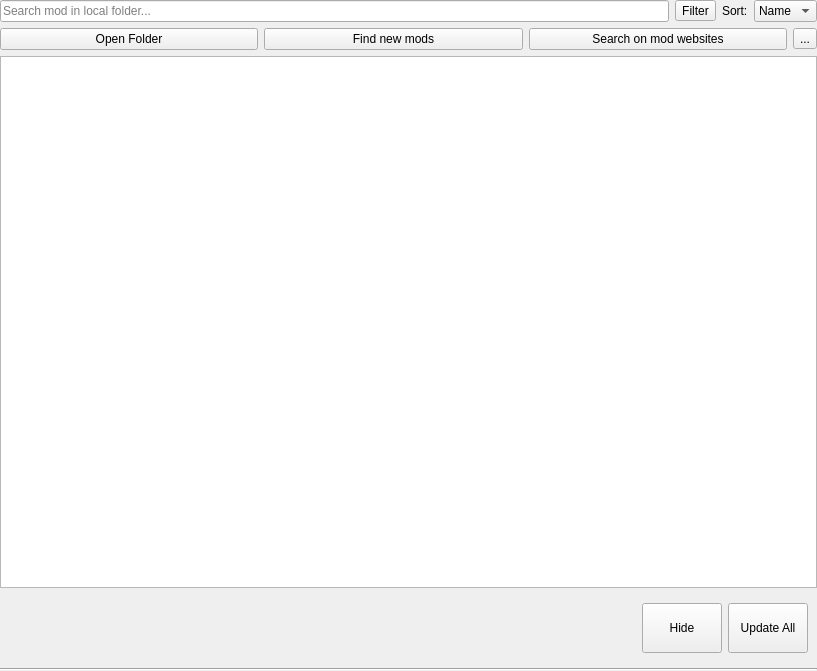
This is src/ui/local/localmodbrowser.ui in kaniol-lck/modmanager as Qt 5 draws it before an edit. The edited form follows.
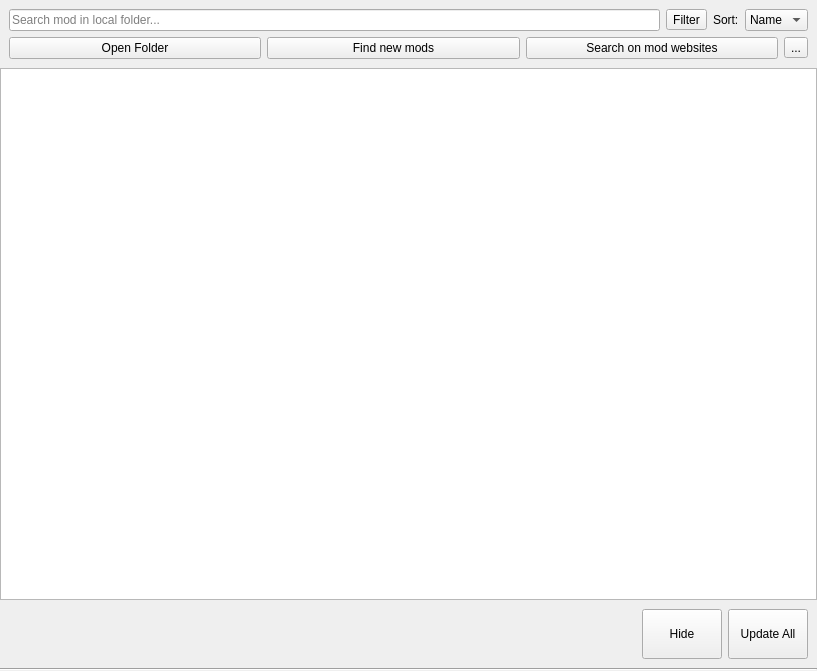
This is the edited form. Icons and pictures are not drawn.

Diff of the .ui file:
```diff
--- a/src/ui/local/localmodbrowser.ui
+++ b/src/ui/local/localmodbrowser.ui
@@ -26,6 +26,106 @@
    <property name="bottomMargin">
     <number>0</number>
    </property>
+   <property name="spacing">
+    <number>0</number>
+   </property>
+   <item row="1" column="0">
+    <widget class="QListWidget" name="modListWidget">
+     <property name="contextMenuPolicy">
+      <enum>Qt::CustomContextMenu</enum>
+     </property>
+     <property name="styleSheet">
+      <string notr="true"/>
+     </property>
+     <property name="verticalScrollMode">
+      <enum>QAbstractItemView::ScrollPerPixel</enum>
+     </property>
+    </widget>
+   </item>
+   <item row="2" column="0">
+    <widget class="QWidget" name="updateWidget" native="true">
+     <layout class="QHBoxLayout" name="horizontalLayout_3">
+      <item>
+       <widget class="QLabel" name="updateProgressText">
+        <property name="sizePolicy">
+         <sizepolicy hsizetype="Preferred" vsizetype="Fixed">
+          <horstretch>0</horstretch>
+          <verstretch>0</verstretch>
+         </sizepolicy>
+        </property>
+        <property name="text">
+         <string/>
+        </property>
+       </widget>
+      </item>
+      <item>
+       <spacer name="horizontalSpacer">
+        <property name="orientation">
+         <enum>Qt::Horizontal</enum>
+        </property>
+        <property name="sizeHint" stdset="0">
+         <size>
+          <width>40</width>
+          <height>20</height>
+         </size>
+        </property>
+       </spacer>
+      </item>
+      <item>
+       <widget class="QPushButton" name="hideUpdatesButton">
+        <property name="sizePolicy">
+         <sizepolicy hsizetype="Minimum" vsizetype="Fixed">
+          <horstretch>0</horstretch>
+          <verstretch>0</verstretch>
+         </sizepolicy>
+        </property>
+        <property name="minimumSize">
+         <size>
+          <width>0</width>
+          <height>50</height>
+         </size>
+        </property>
+        <property name="text">
+         <string>Hide</string>
+        </property>
+       </widget>
+      </item>
+      <item>
+       <widget class="QPushButton" name="updateAllButton">
+        <property name="sizePolicy">
+         <sizepolicy hsizetype="Minimum" vsizetype="Fixed">
+          <horstretch>0</horstretch>
+          <verstretch>0</verstretch>
+         </sizepolicy>
+        </property>
+        <property name="minimumSize">
+         <size>
+          <width>0</width>
+          <height>50</height>
+         </size>
+        </property>
+        <property name="text">
+         <string>Update All</string>
+        </property>
+        <property name="icon">
+         <iconset theme="update-none">
+          <normaloff>.</normaloff>.</iconset>
+        </property>
+       </widget>
+      </item>
+     </layout>
+    </widget>
+   </item>
+   <item row="3" column="0">
+    <widget class="Line" name="line">
+     <property name="orientation">
+      <enum>Qt::Horizontal</enum>
+     </property>
+    </widget>
+   </item>
+   <item row="0" column="0">
+    <widget class="QWidget" name="" native="true">
+     <layout class="QGridLayout" name="gridLayout">
    <item row="0" column="0">
     <layout class="QHBoxLayout" name="horizontalLayout">
      <item>
@@ -86,19 +186,6 @@
      </item>
     </layout>
    </item>
-   <item row="2" column="0">
-    <widget class="QListWidget" name="modListWidget">
-     <property name="contextMenuPolicy">
-      <enum>Qt::CustomContextMenu</enum>
-     </property>
-     <property name="styleSheet">
-      <string notr="true"/>
-     </property>
-     <property name="verticalScrollMode">
-      <enum>QAbstractItemView::ScrollPerPixel</enum>
-     </property>
-    </widget>
-   </item>
    <item row="1" column="0">
     <layout class="QHBoxLayout" name="horizontalLayout_2">
      <item>
@@ -149,84 +236,6 @@
       </widget>
      </item>
     </layout>
-   </item>
-   <item row="4" column="0">
-    <widget class="Line" name="line">
-     <property name="orientation">
-      <enum>Qt::Horizontal</enum>
-     </property>
-    </widget>
-   </item>
-   <item row="3" column="0">
-    <widget class="QWidget" name="updateWidget" native="true">
-     <layout class="QHBoxLayout" name="horizontalLayout_3">
-      <item>
-       <widget class="QLabel" name="updateProgressText">
-        <property name="sizePolicy">
-         <sizepolicy hsizetype="Preferred" vsizetype="Fixed">
-          <horstretch>0</horstretch>
-          <verstretch>0</verstretch>
-         </sizepolicy>
-        </property>
-        <property name="text">
-         <string/>
-        </property>
-       </widget>
-      </item>
-      <item>
-       <spacer name="horizontalSpacer">
-        <property name="orientation">
-         <enum>Qt::Horizontal</enum>
-        </property>
-        <property name="sizeHint" stdset="0">
-         <size>
-          <width>40</width>
-          <height>20</height>
-         </size>
-        </property>
-       </spacer>
-      </item>
-      <item>
-       <widget class="QPushButton" name="hideUpdatesButton">
-        <property name="sizePolicy">
-         <sizepolicy hsizetype="Minimum" vsizetype="Fixed">
-          <horstretch>0</horstretch>
-          <verstretch>0</verstretch>
-         </sizepolicy>
-        </property>
-        <property name="minimumSize">
-         <size>
-          <width>0</width>
-          <height>50</height>
-         </size>
-        </property>
-        <property name="text">
-         <string>Hide</string>
-        </property>
-       </widget>
-      </item>
-      <item>
-       <widget class="QPushButton" name="updateAllButton">
-        <property name="sizePolicy">
-         <sizepolicy hsizetype="Minimum" vsizetype="Fixed">
-          <horstretch>0</horstretch>
-          <verstretch>0</verstretch>
-         </sizepolicy>
-        </property>
-        <property name="minimumSize">
-         <size>
-          <width>0</width>
-          <height>50</height>
-         </size>
-        </property>
-        <property name="text">
-         <string>Update All</string>
-        </property>
-        <property name="icon">
-         <iconset theme="update-none">
-          <normaloff>.</normaloff>.</iconset>
-        </property>
-       </widget>
       </item>
      </layout>
     </widget>
```
Left out of the diff: 3 changed lines with no effect on the pictures. Lines whose indentation alone changed are shown as unchanged.
